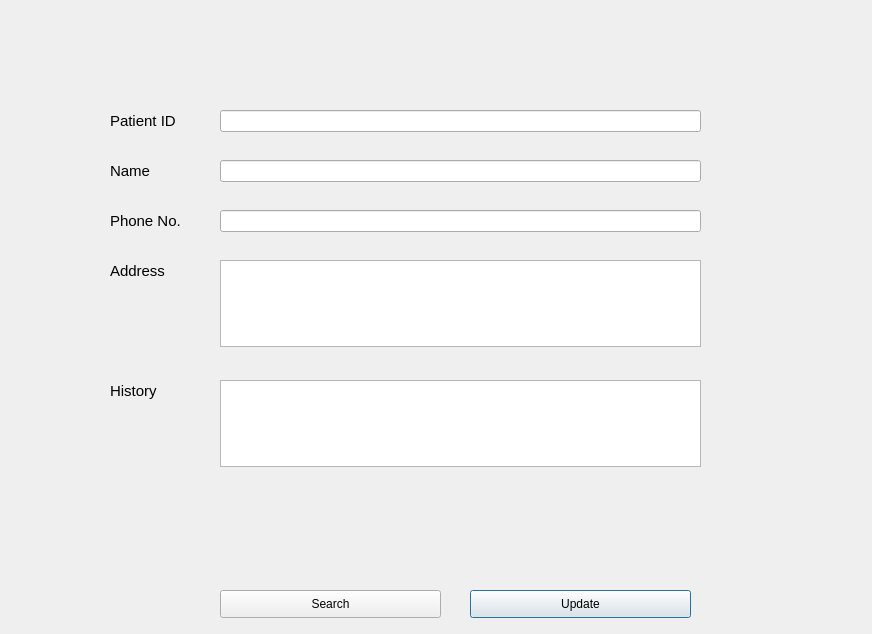
Qt form update.ui (iMPERIAL18/sanidhya_dental_care) before a commit.
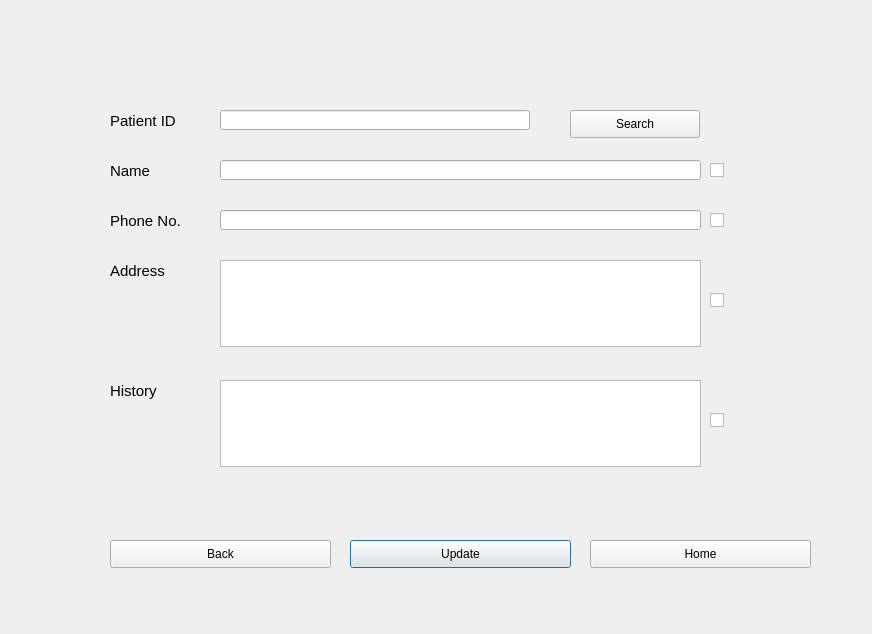
The same form after that commit.

Commit message: added home and back buttons in custom.ui, invoice.ui and  revenue.ui added checkbox in update.ui and to convert line edit to readonly and its reverse now on name phoneno, etc fields are read only

What changed in the file:
```diff
--- a/update.ui
+++ b/update.ui
@@ -37,9 +37,12 @@
      <x>220</x>
      <y>210</y>
      <width>481</width>
-     <height>22</height>
+     <height>20</height>
     </rect>
    </property>
+   <property name="readOnly">
+    <bool>true</bool>
+   </property>
   </widget>
   <widget class="QTextEdit" name="address">
    <property name="geometry">
@@ -75,15 +78,24 @@
      <x>220</x>
      <y>160</y>
      <width>481</width>
-     <height>22</height>
+     <height>20</height>
     </rect>
    </property>
+   <property name="autoFillBackground">
+    <bool>false</bool>
+   </property>
+   <property name="styleSheet">
+    <string notr="true"/>
+   </property>
+   <property name="readOnly">
+    <bool>true</bool>
+   </property>
   </widget>
   <widget class="QPushButton" name="updateButton">
    <property name="geometry">
     <rect>
-     <x>470</x>
-     <y>590</y>
+     <x>350</x>
+     <y>540</y>
      <width>221</width>
      <height>28</height>
     </rect>
@@ -143,8 +155,8 @@
     <rect>
      <x>220</x>
      <y>110</y>
-     <width>481</width>
-     <height>22</height>
+     <width>310</width>
+     <height>20</height>
     </rect>
    </property>
    <property name="text">
@@ -172,9 +184,9 @@
   <widget class="QPushButton" name="searchButton">
    <property name="geometry">
     <rect>
-     <x>220</x>
-     <y>590</y>
-     <width>221</width>
+     <x>570</x>
+     <y>110</y>
+     <width>130</width>
      <height>28</height>
     </rect>
    </property>
@@ -182,6 +194,84 @@
     <string>Search</string>
    </property>
   </widget>
+  <widget class="QCheckBox" name="phoneBox">
+   <property name="geometry">
+    <rect>
+     <x>710</x>
+     <y>210</y>
+     <width>81</width>
+     <height>20</height>
+    </rect>
+   </property>
+   <property name="text">
+    <string/>
+   </property>
+  </widget>
+  <widget class="QCheckBox" name="addressBox">
+   <property name="geometry">
+    <rect>
+     <x>710</x>
+     <y>290</y>
+     <width>81</width>
+     <height>20</height>
+    </rect>
+   </property>
+   <property name="text">
+    <string/>
+   </property>
+  </widget>
+  <widget class="QCheckBox" name="historyBox">
+   <property name="geometry">
+    <rect>
+     <x>710</x>
+     <y>410</y>
+     <width>81</width>
+     <height>20</height>
+    </rect>
+   </property>
+   <property name="text">
+    <string/>
+   </property>
+  </widget>
+  <widget class="QPushButton" name="backButton">
+   <property name="geometry">
+    <rect>
+     <x>110</x>
+     <y>540</y>
+     <width>221</width>
+     <height>28</height>
+    </rect>
+   </property>
+   <property name="text">
+    <string>Back</string>
+   </property>
+  </widget>
+  <widget class="QPushButton" name="homeButton">
+   <property name="geometry">
+    <rect>
+     <x>590</x>
+     <y>540</y>
+     <width>221</width>
+     <height>28</height>
+    </rect>
+   </property>
+   <property name="text">
+    <string>Home</string>
+   </property>
+  </widget>
+  <widget class="QCheckBox" name="nameBox">
+   <property name="geometry">
+    <rect>
+     <x>710</x>
+     <y>160</y>
+     <width>81</width>
+     <height>20</height>
+    </rect>
+   </property>
+   <property name="text">
+    <string/>
+   </property>
+  </widget>
  </widget>
  <resources/>
  <connections/>
```
Left out of the diff: 11 changed lines with no effect on the pictures. The commit also changes 5 other files.
